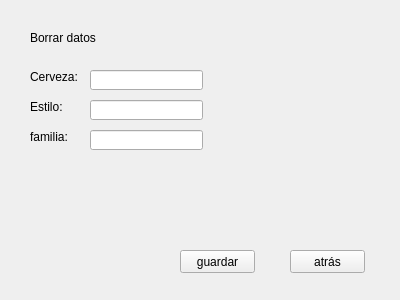
First picture: the form in EDCervezas/borrardatos.ui, repository RARUTO21/EDProgra2, before the edit.
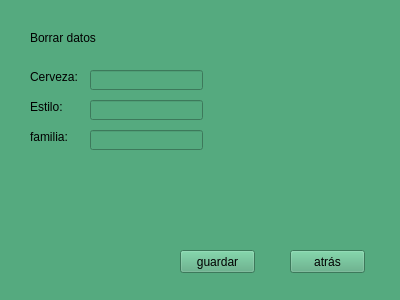
Second picture: the form after the edit.

```diff
--- a/EDCervezas/borrardatos.ui
+++ b/EDCervezas/borrardatos.ui
@@ -13,6 +13,9 @@
   <property name="windowTitle">
    <string>Form</string>
   </property>
+  <property name="styleSheet">
+   <string notr="true">background-color: rgb(85, 170, 127);</string>
+  </property>
   <widget class="QPushButton" name="btnatras6">
    <property name="geometry">
     <rect>
```
